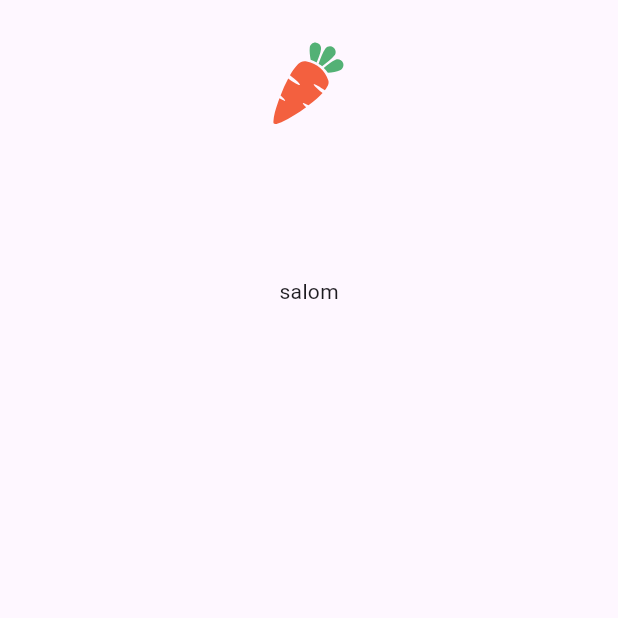
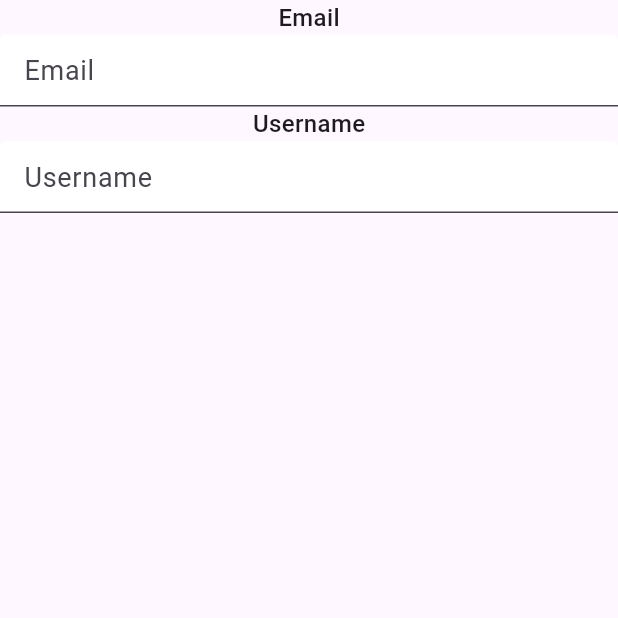
Before and after one commit to FayzullayevF/Nectar_Pro, a Flutter app: the screen it shows after launch, on a phone screen of 412 x 824 dp, the top half of it. Run offline on Flutter 3.47's test engine with Material 3 defaults, Android fonts, the phone set to English and light mode, and no system bars; our stand-ins replace dio, flutter_screenutil, flutter_svg.

Commit message:
nodir uchun

```diff
--- /dev/null
+++ b/lib/features/auth_screen/data/models/sign_up_model.dart
@@ -0,0 +1,16 @@
+class SignUpModel {
+  final String password, username, email;
+  SignUpModel({
+    required this.email,
+    required this.password,
+    required this.username,
+  });
+
+  Map<String, dynamic> toJson(){
+    return {
+      "email": email,
+      "password": password,
+      "username": username
+    };
+  }
+}
--- /dev/null
+++ b/lib/features/auth_screen/data/repositories_impl/auth_repository.dart
@@ -0,0 +1,11 @@
+import 'package:nectar/core/client.dart';
+
+class SignUpRepository {
+  SignUpRepository({required this.client});
+  final ApiClient client;
+
+  Future<bool> register(String email, String password, String username) async{
+    final bool registerRepo = await client.register(password, email, username);
+    return registerRepo;
+  }
+}
--- /dev/null
+++ b/lib/features/auth_screen/presentation/pages/login_view.dart
@@ -0,0 +1,25 @@
+import 'package:flutter/material.dart';
+import 'package:nectar/features/auth_screen/presentation/widgets/sign_up_form_field.dart';
+
+class LoginView extends StatelessWidget {
+   LoginView({super.key});
+
+  final controller = TextEditingController();
+  final controller2 = TextEditingController();
+
+
+  @override
+  Widget build(BuildContext context) {
+    return Scaffold(
+      body: ListView(
+        children: [
+          SignUpFormfield(text: "Email", controller: controller, hindText: "Email"),
+          SignUpFormfield(text: "Username", controller: controller2, hindText: "Username"),
+          // ElevatedButton(onPressed: (){
+          //           vm.register(vm.emailController.text, vm.passwordController.text, vm.usernameController.text);
+          //         }, child: Text("Sign up"),)
+        ],
+      ),
+    );
+  }
+}
--- /dev/null
+++ b/lib/features/auth_screen/presentation/widgets/sign_up_form_field.dart
@@ -0,0 +1,34 @@
+import 'package:flutter/material.dart';
+
+class SignUpFormfield extends StatelessWidget {
+  const SignUpFormfield({
+    super.key,
+    required this.text,
+    required this.controller,
+    // required this.validator,
+    required this.hindText
+  });
+  final String text;
+  final TextEditingController controller;
+  // final String? Function(String? value) validator;
+  final String hindText;
+
+  @override
+  Widget build(BuildContext context) {
+    return Column(
+      children: [
+        Text(text, style: TextStyle(fontSize: 16, fontWeight: FontWeight.w500)),
+        TextFormField(
+          controller: controller,
+          // validator: validator,
+          decoration: InputDecoration(
+            hintText: hindText,
+            hintStyle: TextStyle(fontSize: 18),
+            filled: true,
+            fillColor: Colors.white,
+          ),
+        ),
+      ],
+    );
+  }
+}
--- a/lib/features/onboarding/presentation/pages/login_view.dart
+++ /dev/null
@@ -1,30 +0,0 @@
-import 'package:flutter/material.dart';
-import 'package:flutter_svg/flutter_svg.dart';
-
-class LoginView extends StatelessWidget {
-  const LoginView({super.key});
-
-  @override
-  Widget build(BuildContext context) {
-    return Scaffold(
-      body: ListView(
-        children: [Column(
-          mainAxisAlignment: MainAxisAlignment.start,
-          children: [
-            SizedBox(height: 28,),
-            Center(
-              child: SvgPicture.asset(
-                "assets/icons/carrot.svg",
-                fit: BoxFit.cover,
-                width: 47.84,
-                height: 55.64,
-              ),
-            ),
-            SizedBox(height: 101,),
-            Text("salom"),
-          ],
-        ),]
-      ),
-    );
-  }
-}
--- a/lib/main.dart
+++ b/lib/main.dart
@@ -1,15 +1,17 @@
 import 'package:flutter/material.dart';
-import 'package:nectar/features/onboarding/presentation/pages/login_view.dart';
+import 'package:flutter_screenutil/flutter_screenutil.dart';
+import 'package:nectar/features/auth_screen/presentation/pages/login_view.dart';
+
 
 void main(){
   runApp(MyApp());
 }
-
 class MyApp extends StatelessWidget {
   const MyApp({super.key});
 
   @override
   Widget build(BuildContext context) {
+    ScreenUtil.init(context, designSize: Size(413.83, 896));
     return MaterialApp(
       debugShowCheckedModeBanner: false,
       home: LoginView(),
--- a/pubspec.yaml
+++ b/pubspec.yaml
@@ -36,6 +36,9 @@ dependencies:
   cupertino_icons: ^1.0.8
   dio: ^5.8.0+1
   flutter_svg: ^2.0.17
+  provider: ^6.1.2
+  flutter_screenutil: ^5.9.3
+  go_router: ^14.8.1
 
 dev_dependencies:
   flutter_test:
```
Also changed, not shown: lib/core/client.dart (+20 -0 lines), lib/features/auth_screen/presentation/blocs/sign_up_view_model.dart (added, +20 -0 lines), lib/features/auth_screen/presentation/pages/sign_up_view.dart (added, +58 -0 lines), lib/features/auth_screen/presentation/widgets/texts.dart (added, +14 -0 lines), lib/features/auth_screen/presentation/widgets/texts_seondary.dart (added, +14 -0 lines), lib/features/auth_screen/presentation/blocs/login_view_model.dart (added), pubspec.lock.
